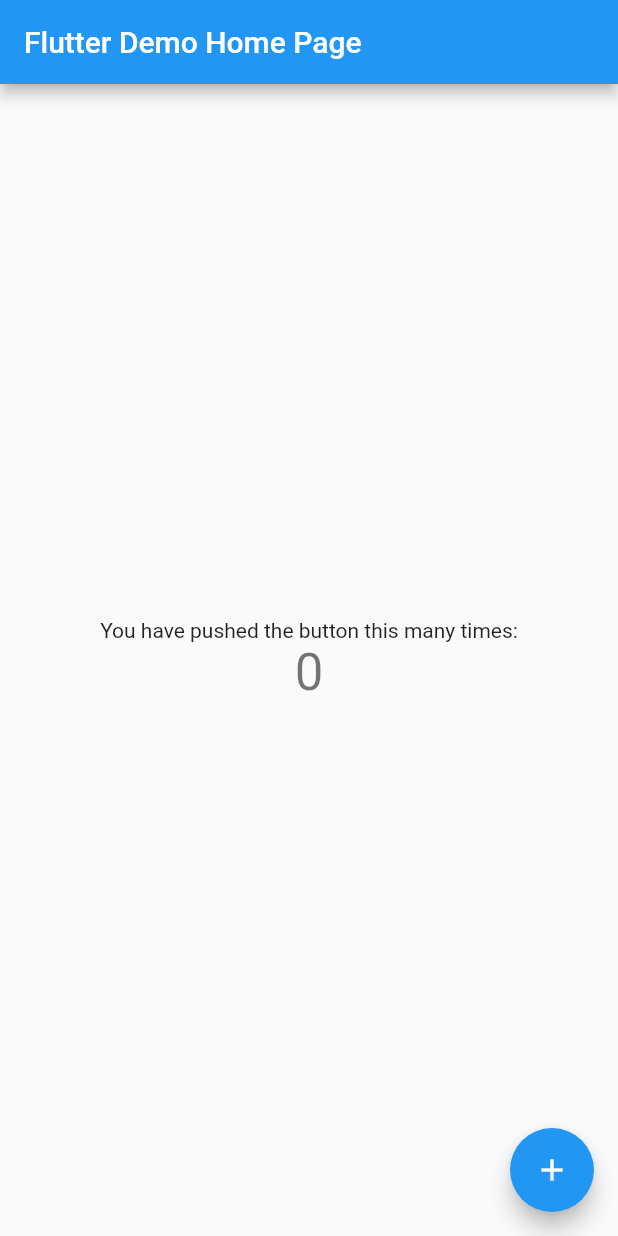
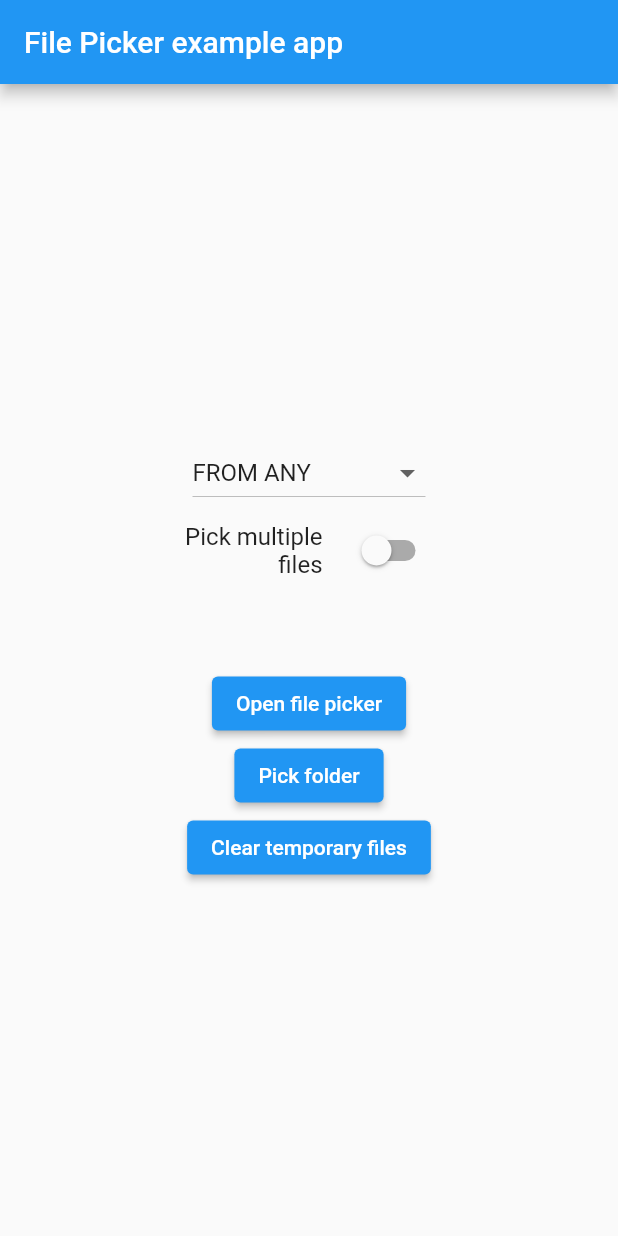
Before and after one commit to na8esin/flutter_file_picker_sample, a Flutter app: the screen it shows after launch, on a phone screen of 412 x 824 dp. Run offline on Flutter 3.47's test engine with Material 2 defaults, Android fonts, the phone set to English and light mode, and no system bars; our stand-ins replace file_picker.

Commit message:
file_picker_demoを実行できるようにした

```diff
--- a/lib/main.dart
+++ b/lib/main.dart
@@ -1,113 +1,5 @@
 import 'package:flutter/material.dart';
 
-void main() {
-  runApp(MyApp());
-}
+import 'src/file_picker_demo.dart';
 
-class MyApp extends StatelessWidget {
-  // This widget is the root of your application.
-  @override
-  Widget build(BuildContext context) {
-    return MaterialApp(
-      title: 'Flutter Demo',
-      theme: ThemeData(
-        // This is the theme of your application.
-        //
-        // Try running your application with "flutter run". You'll see the
-        // application has a blue toolbar. Then, without quitting the app, try
-        // changing the primarySwatch below to Colors.green and then invoke
-        // "hot reload" (press "r" in the console where you ran "flutter run",
-        // or simply save your changes to "hot reload" in a Flutter IDE).
-        // Notice that the counter didn't reset back to zero; the application
-        // is not restarted.
-        primarySwatch: Colors.blue,
-      ),
-      home: MyHomePage(title: 'Flutter Demo Home Page'),
-    );
-  }
-}
-
-class MyHomePage extends StatefulWidget {
-  MyHomePage({Key key, this.title}) : super(key: key);
-
-  // This widget is the home page of your application. It is stateful, meaning
-  // that it has a State object (defined below) that contains fields that affect
-  // how it looks.
-
-  // This class is the configuration for the state. It holds the values (in this
-  // case the title) provided by the parent (in this case the App widget) and
-  // used by the build method of the State. Fields in a Widget subclass are
-  // always marked "final".
-
-  final String title;
-
-  @override
-  _MyHomePageState createState() => _MyHomePageState();
-}
-
-class _MyHomePageState extends State<MyHomePage> {
-  int _counter = 0;
-
-  void _incrementCounter() {
-    setState(() {
-      // This call to setState tells the Flutter framework that something has
-      // changed in this State, which causes it to rerun the build method below
-      // so that the display can reflect the updated values. If we changed
-      // _counter without calling setState(), then the build method would not be
-      // called again, and so nothing would appear to happen.
-      _counter++;
-    });
-  }
-
-  @override
-  Widget build(BuildContext context) {
-    // This method is rerun every time setState is called, for instance as done
-    // by the _incrementCounter method above.
-    //
-    // The Flutter framework has been optimized to make rerunning build methods
-    // fast, so that you can just rebuild anything that needs updating rather
-    // than having to individually change instances of widgets.
-    return Scaffold(
-      appBar: AppBar(
-        // Here we take the value from the MyHomePage object that was created by
-        // the App.build method, and use it to set our appbar title.
-        title: Text(widget.title),
-      ),
-      body: Center(
-        // Center is a layout widget. It takes a single child and positions it
-        // in the middle of the parent.
-        child: Column(
-          // Column is also a layout widget. It takes a list of children and
-          // arranges them vertically. By default, it sizes itself to fit its
-          // children horizontally, and tries to be as tall as its parent.
-          //
-          // Invoke "debug painting" (press "p" in the console, choose the
-          // "Toggle Debug Paint" action from the Flutter Inspector in Android
-          // Studio, or the "Toggle Debug Paint" command in Visual Studio Code)
-          // to see the wireframe for each widget.
-          //
-          // Column has various properties to control how it sizes itself and
-          // how it positions its children. Here we use mainAxisAlignment to
-          // center the children vertically; the main axis here is the vertical
-          // axis because Columns are vertical (the cross axis would be
-          // horizontal).
-          mainAxisAlignment: MainAxisAlignment.center,
-          children: <Widget>[
-            Text(
-              'You have pushed the button this many times:',
-            ),
-            Text(
-              '$_counter',
-              style: Theme.of(context).textTheme.headline4,
-            ),
-          ],
-        ),
-      ),
-      floatingActionButton: FloatingActionButton(
-        onPressed: _incrementCounter,
-        tooltip: 'Increment',
-        child: Icon(Icons.add),
-      ), // This trailing comma makes auto-formatting nicer for build methods.
-    );
-  }
-}
+void main() => runApp(new FilePickerDemo());
--- /dev/null
+++ b/lib/src/file_picker_demo.dart
@@ -0,0 +1,226 @@
+import 'package:file_picker/file_picker.dart';
+import 'package:flutter/material.dart';
+import 'package:flutter/services.dart';
+
+class FilePickerDemo extends StatefulWidget {
+  @override
+  _FilePickerDemoState createState() => _FilePickerDemoState();
+}
+
+class _FilePickerDemoState extends State<FilePickerDemo> {
+  final GlobalKey<ScaffoldState> _scaffoldKey = GlobalKey<ScaffoldState>();
+  String? _fileName;
+  List<PlatformFile>? _paths;
+  String? _directoryPath;
+  String? _extension;
+  bool _loadingPath = false;
+  bool _multiPick = false;
+  FileType _pickingType = FileType.any;
+  TextEditingController _controller = TextEditingController();
+
+  @override
+  void initState() {
+    super.initState();
+    _controller.addListener(() => _extension = _controller.text);
+  }
+
+  void _openFileExplorer() async {
+    setState(() => _loadingPath = true);
+    try {
+      _directoryPath = null;
+      _paths = (await FilePicker.platform.pickFiles(
+        type: _pickingType,
+        allowMultiple: _multiPick,
+        allowedExtensions: (_extension?.isNotEmpty ?? false)
+            ? _extension?.replaceAll(' ', '').split(',')
+            : null,
+      ))
+          ?.files;
+    } on PlatformException catch (e) {
+      print("Unsupported operation" + e.toString());
+    } catch (ex) {
+      print(ex);
+    }
+    if (!mounted) return;
+    setState(() {
+      _loadingPath = false;
+      print(_paths!.first.extension);
+      _fileName =
+          _paths != null ? _paths!.map((e) => e.name).toString() : '...';
+    });
+  }
+
+  void _clearCachedFiles() {
+    FilePicker.platform.clearTemporaryFiles().then((result) {
+      ScaffoldMessenger.of(context).showSnackBar(
+        SnackBar(
+          backgroundColor: result! ? Colors.green : Colors.red,
+          content: Text((result
+              ? 'Temporary files removed with success.'
+              : 'Failed to clean temporary files')),
+        ),
+      );
+    });
+  }
+
+  void _selectFolder() {
+    FilePicker.platform.getDirectoryPath().then((value) {
+      setState(() => _directoryPath = value);
+    });
+  }
+
+  @override
+  Widget build(BuildContext context) {
+    return MaterialApp(
+      home: Scaffold(
+        key: _scaffoldKey,
+        appBar: AppBar(
+          title: const Text('File Picker example app'),
+        ),
+        body: Center(
+            child: Padding(
+          padding: const EdgeInsets.only(left: 10.0, right: 10.0),
+          child: SingleChildScrollView(
+            child: Column(
+              mainAxisAlignment: MainAxisAlignment.center,
+              children: <Widget>[
+                Padding(
+                  padding: const EdgeInsets.only(top: 20.0),
+                  child: DropdownButton<FileType>(
+                      hint: const Text('LOAD PATH FROM'),
+                      value: _pickingType,
+                      items: <DropdownMenuItem<FileType>>[
+                        DropdownMenuItem(
+                          child: const Text('FROM AUDIO'),
+                          value: FileType.audio,
+                        ),
+                        DropdownMenuItem(
+                          child: const Text('FROM IMAGE'),
+                          value: FileType.image,
+                        ),
+                        DropdownMenuItem(
+                          child: const Text('FROM VIDEO'),
+                          value: FileType.video,
+                        ),
+                        DropdownMenuItem(
+                          child: const Text('FROM MEDIA'),
+                          value: FileType.media,
+                        ),
+                        DropdownMenuItem(
+                          child: const Text('FROM ANY'),
+                          value: FileType.any,
+                        ),
+                        DropdownMenuItem(
+                          child: const Text('CUSTOM FORMAT'),
+                          value: FileType.custom,
+                        ),
+                      ],
+                      onChanged: (value) => setState(() {
+                            _pickingType = value!;
+                            if (_pickingType != FileType.custom) {
+                              _controller.text = _extension = '';
+                            }
+                          })),
+                ),
+                ConstrainedBox(
+                  constraints: const BoxConstraints.tightFor(width: 100.0),
+                  child: _pickingType == FileType.custom
+                      ? TextFormField(
+                          maxLength: 15,
+                          autovalidateMode: AutovalidateMode.always,
+                          controller: _controller,
+                          decoration:
+                              InputDecoration(labelText: 'File extension'),
+                          keyboardType: TextInputType.text,
+                          textCapitalization: TextCapitalization.none,
+                        )
+                      : const SizedBox(),
+                ),
+                ConstrainedBox(
+                  constraints: const BoxConstraints.tightFor(width: 200.0),
+                  child: SwitchListTile.adaptive(
+                    title:
+                        Text('Pick multiple files', textAlign: TextAlign.right),
+                    onChanged: (bool value) =>
+                        setState(() => _multiPick = value),
+                    value: _multiPick,
+                  ),
+                ),
+                Padding(
+                  padding: const EdgeInsets.only(top: 50.0, bottom: 20.0),
+                  child: Column(
+                    children: <Widget>[
+                      ElevatedButton(
+                        onPressed: () => _openFileExplorer(),
+                        child: const Text("Open file picker"),
+                      ),
+                      ElevatedButton(
+                        onPressed: () => _selectFolder(),
+                        child: const Text("Pick folder"),
+                      ),
+                      ElevatedButton(
+                        onPressed: () => _clearCachedFiles(),
+                        child: const Text("Clear temporary files"),
+                      ),
+                    ],
+                  ),
+                ),
+                Builder(
+                  builder: (BuildContext context) => _loadingPath
+                      ? Padding(
+                          padding: const EdgeInsets.only(bottom: 10.0),
+                          child: const CircularProgressIndicator(),
+                        )
+                      : _directoryPath != null
+                          ? ListTile(
+                              title: const Text('Directory path'),
+                              subtitle: Text(_directoryPath!),
+                            )
+                          : _paths != null
+                              ? Container(
+                                  padding: const EdgeInsets.only(bottom: 30.0),
+                                  height:
+                                      MediaQuery.of(context).size.height * 0.50,
+                                  child: Scrollbar(
+                                      child: ListView.separated(
+                                    itemCount:
+                                        _paths != null && _paths!.isNotEmpty
+                                            ? _paths!.length
+                                            : 1,
+                                    itemBuilder:
+                                        (BuildContext context, int index) {
+                                      final bool isMultiPath =
+                                          _paths != null && _paths!.isNotEmpty;
+                                      final String name = 'File $index: ' +
+                                          (isMultiPath
+                                              ? _paths!
+                                                  .map((e) => e.name)
+                                                  .toList()[index]
+                                              : _fileName ?? '...')!;
+                                      final path = _paths!
+                                          .map((e) => e.path)
+                                          .toList()[index]
+                                          .toString();
+
+                                      return ListTile(
+                                        title: Text(
+                                          name,
+                                        ),
+                                        subtitle: Text(path),
+                                      );
+                                    },
+                                    separatorBuilder:
+                                        (BuildContext context, int index) =>
+                                            const Divider(),
+                                  )),
+                                )
+                              : const SizedBox(),
+                ),
+              ],
+            ),
+          ),
+        )),
+      ),
+    );
+  }
+}
--- a/pubspec.yaml
+++ b/pubspec.yaml
@@ -18,11 +18,13 @@
 version: 1.0.0+1
 
 environment:
-  sdk: ">=2.7.0 <3.0.0"
+  sdk: ">=2.12.2 <3.0.0"
+  flutter: 2.0.4
 
 dependencies:
   flutter:
     sdk: flutter
+  file_picker: ^3.0.1
 
 
   # The following adds the Cupertino Icons font to your application.
```
Also changed, not shown: pubspec.lock, 3 other files.
